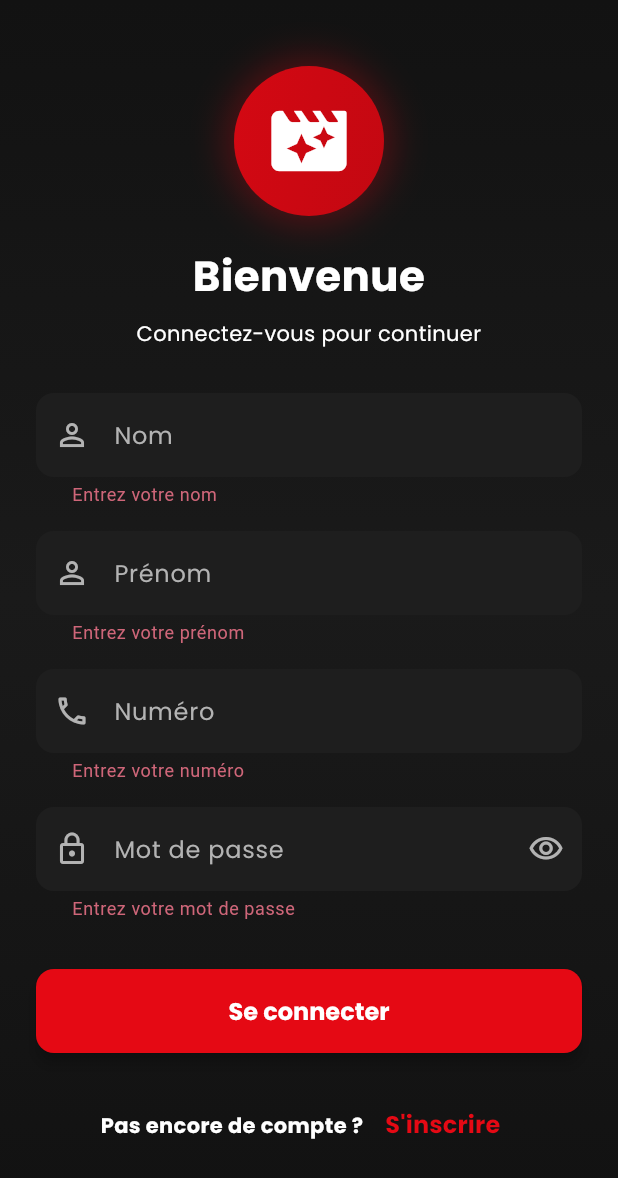
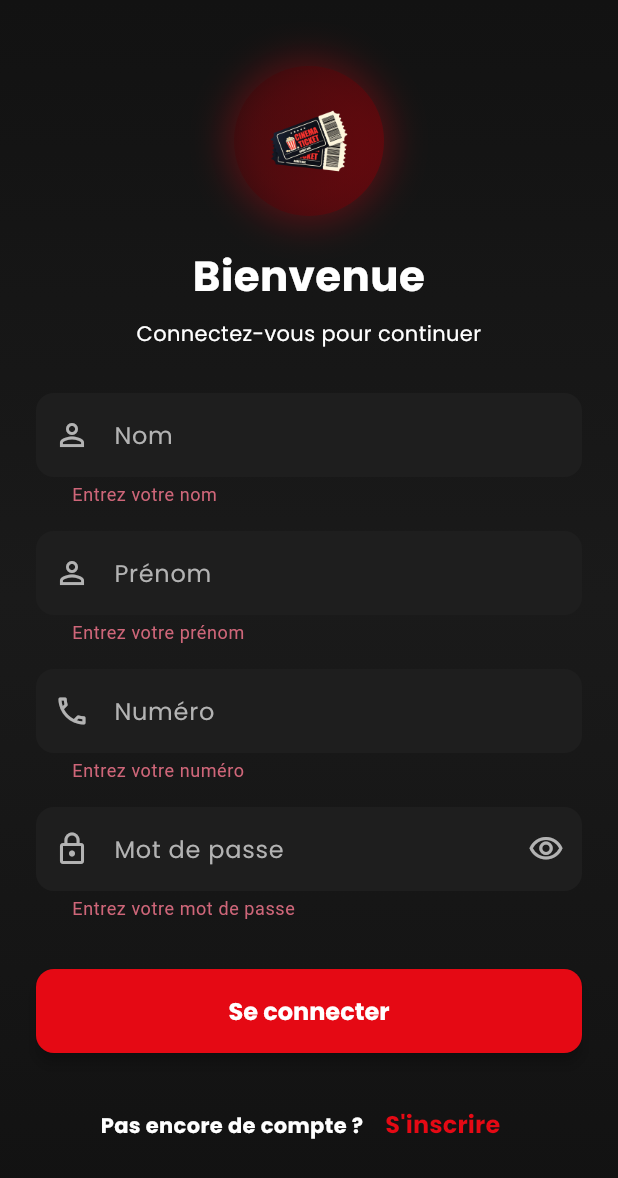
Before and after one commit to MohamedF2001/ticket_cine, a Flutter app: the screen it shows after launch, after a tap on "Se connecter", on a phone screen of 412 x 824 dp. Shown: the top 1178 px of the screen. Run offline on Flutter 3.47's test engine with Material 3 defaults, Android fonts, the phone set to English and light mode, and no system bars; our stand-ins replace animate_do, barcode_widget, flutter_rating_bar, flutter_spinkit, google_fonts, logger and 7 more; missing offline and left inert: barcode_scan2; accounts and stored records are empty; network calls fail.

Commit message:
modern ui

```diff
--- a/lib/theme/app_theme.dart
+++ b/lib/theme/app_theme.dart
@@ -18,6 +18,12 @@ class AppTheme {
     begin: Alignment.topLeft,
     end: Alignment.bottomRight,
     colors: [Color(0xFFE50914), Color(0xFFB20710)],
+  );
+
+  static const LinearGradient secondGradient = LinearGradient(
+    begin: Alignment.topLeft,
+    end: Alignment.bottomRight,
+    colors: [Colors.transparent, Color(0xFFB20710)],
   );
 
   static const LinearGradient glassGradient = LinearGradient(
@@ -190,7 +196,7 @@ class AppTheme {
 
   // Spacing
   static const double paddingSmall = 8.0;
-  static const double paddingMedium = 16.0;
+  static const double paddingMedium = 10.0;
   static const double paddingLarge = 24.0;
   static const double paddingXLarge = 32.0;
 
--- a/lib/views/auth/login_screen.dart
+++ b/lib/views/auth/login_screen.dart
@@ -104,7 +104,7 @@ class _LoginScreenState extends State<LoginScreen> {
                       padding: const EdgeInsets.all(20),
                       decoration: BoxDecoration(
                         shape: BoxShape.circle,
-                        gradient: AppTheme.primaryGradient,
+                        gradient: AppTheme.secondGradient,
                         boxShadow: [
                           BoxShadow(
                             color: AppTheme.primaryColor.withOpacity(0.3),
@@ -113,11 +113,12 @@ class _LoginScreenState extends State<LoginScreen> {
                           ),
                         ],
                       ),
-                      child: const Icon(
+                      child: Image.asset('assets/images/cinema.png', width: 60,height: 60,),
+                      /*const Icon(
                         Icons.movie_filter_rounded,
                         size: 60,
                         color: Colors.white,
-                      ),
+                      ),*/
                     ),
                   ),
 
--- a/lib/views/main/reservation_screen.dart
+++ b/lib/views/main/reservation_screen.dart
@@ -1363,7 +1363,7 @@ class _ReservationsScreenState extends State<ReservationsScreen> {
                       //style: Theme.of(context).textTheme.displaySmall,
                       style: TextStyle(
                           fontWeight: FontWeight.w400,
-                          fontSize: 48,
+                          fontSize: 28,
                           color: Colors.white
                       ),
                     ),
--- a/lib/views/main/sessions_screen.dart
+++ b/lib/views/main/sessions_screen.dart
@@ -87,7 +87,7 @@ class _SessionsScreenState extends State<SessionsScreen> {
                     Text(
                       'Séances',
                       style: TextStyle(
-                        fontSize: 48,
+                        fontSize: 28,
                         fontWeight: FontWeight.w400,
                         color: Colors.white
                       )
--- a/lib/views/splash_screen_new.dart
+++ b/lib/views/splash_screen_new.dart
@@ -64,7 +64,7 @@ class _SplashScreenNewState extends State<SplashScreenNew>
             transitionsBuilder: (context, animation, secondaryAnimation, child) {
               return FadeTransition(opacity: animation, child: child);
             },
-            transitionDuration: const Duration(milliseconds: 500),
+            transitionDuration: const Duration(seconds: 10),
           ),
         );
       } else {
@@ -121,11 +121,12 @@ class _SplashScreenNewState extends State<SplashScreenNew>
                         ),
                       ],
                     ),
-                    child: const Icon(
+                    child: Image.asset('assets/images/cinema.png', width: 150),
+                    /*const Icon(
                       Icons.movie_filter_rounded,
                       size: 50,
                       color: Colors.white,
-                    ),
+                    ),*/
                   ),
                 ),
               ),
```
Also changed, not shown: lib/views/main/profile_screen.dart (+64 -3 lines), lib/views/main/seat_selection_screen.dart (+7 -4 lines).
